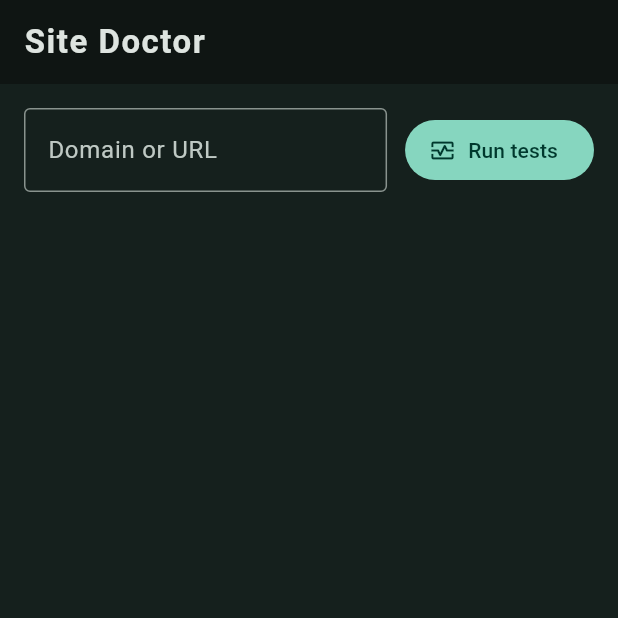
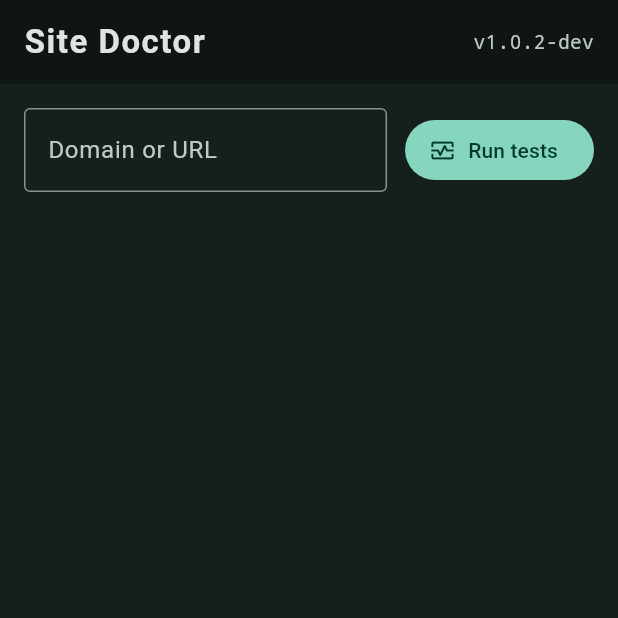
Before and after one commit to MonkDesigns/site_doctor, a Flutter app: the screen it shows after launch, on a phone screen of 412 x 824 dp, the top half of it. Run offline on Flutter 3.47's test engine with Material 3 defaults, Android fonts, the phone set to English and light mode, and no system bars.

Commit message:
GUI: show app version in title bar; CI injects git tag as version

```diff
--- a/lib/main.dart
+++ b/lib/main.dart
@@ -16,6 +16,10 @@ import 'dart:async';
 import 'dart:io';
 
 import 'package:flutter/material.dart';
+
+// Overridden by CI with the git tag: --dart-define=APP_VERSION=v1.0.2
+const String appVersion =
+    String.fromEnvironment('APP_VERSION', defaultValue: 'v1.0.2-dev');
 
 void main() => runApp(const SiteDoctorApp());
 
@@ -445,6 +449,19 @@ class _DiagnosticsPageState extends State<DiagnosticsPage> {
         title: const Text('Site Doctor',
             style: TextStyle(fontWeight: FontWeight.w600, letterSpacing: 1)),
         centerTitle: false,
+        actions: [
+          Center(
+            child: Padding(
+              padding: const EdgeInsets.only(right: 16),
+              child: Text(appVersion,
+                  style: TextStyle(
+                      fontSize: 13,
+                      fontFamily: 'monospace',
+                      color:
+                          Theme.of(context).colorScheme.onSurfaceVariant)),
+            ),
+          ),
+        ],
       ),
       body: Center(
         child: ConstrainedBox(
--- a/pubspec.yaml
+++ b/pubspec.yaml
@@ -1,7 +1,7 @@
 name: site_doctor
 description: Fine-grained website diagnostics (DNS, TCP, TLS cert, HTTP/HTTPS GET).
 publish_to: "none"
-version: 1.0.0
+version: 1.0.2
 
 environment:
   sdk: ">=3.0.0 <4.0.0"
```
Also changed, not shown: 1 other file.
